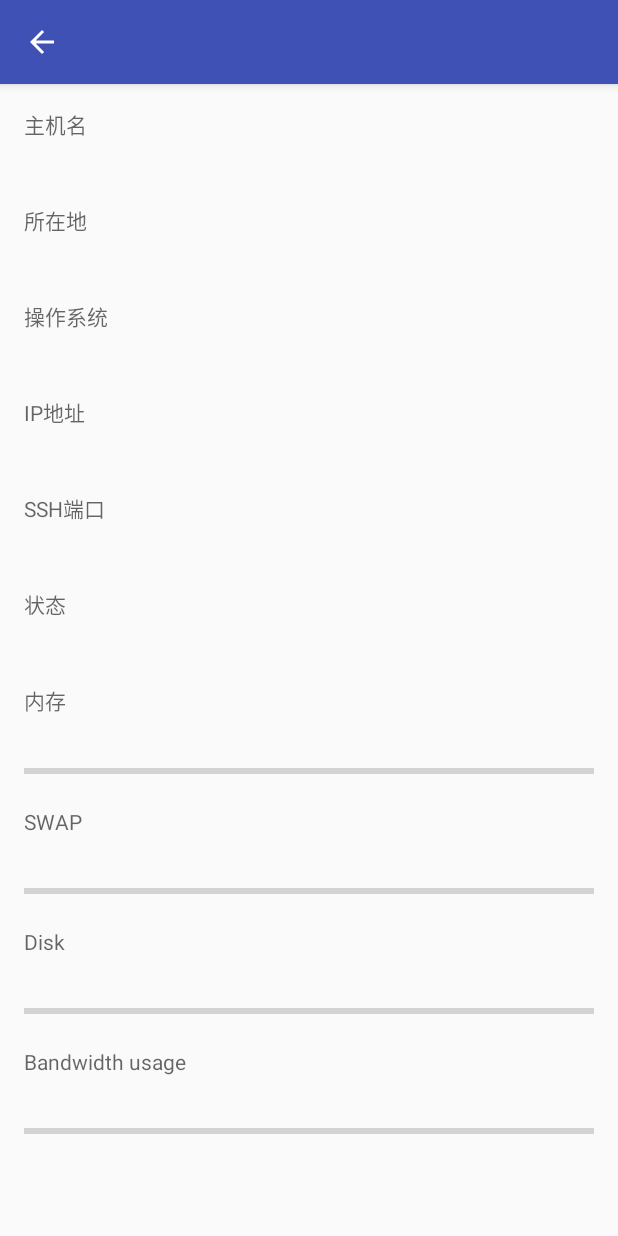
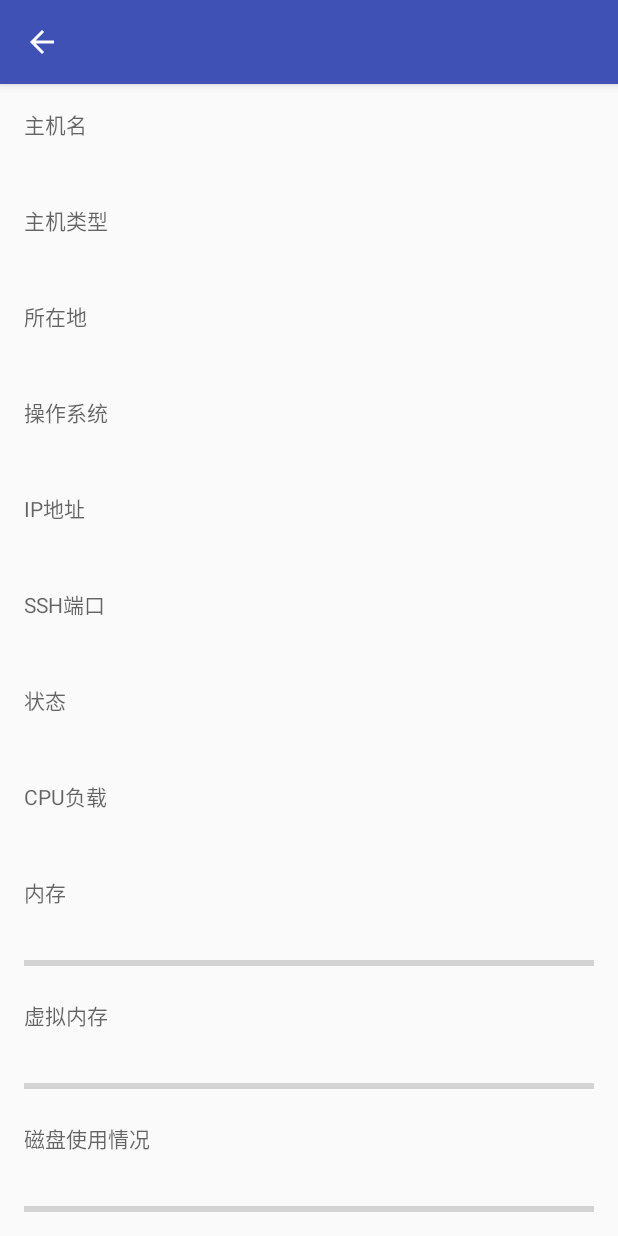
Before and after one commit to zhuwenhao/Demo, an Android app: the layout activity_bandwagon_detail.xml on its own in the app's theme, with its tools: preview values and no code run, on a phone screen of 412 x 824 dp. Run offline under Robolectric (Android 15) with nearby library versions, the phone set to English and light mode, and no system bars.

Commit message:
modify BandwagonDetailActivity

```diff
--- a/app/src/main/java/com/zhuwenhao/demo/BandwagonDetailActivity.java
+++ b/app/src/main/java/com/zhuwenhao/demo/BandwagonDetailActivity.java
@@ -44,6 +44,9 @@ public class BandwagonDetailActivity extends AppCompatActivity {
     @BindView(R.id.text_hostname)
     TextView textHostname;
 
+    @BindView(R.id.text_vm_type)
+    TextView textVmType;
+
     @BindView(R.id.text_node_location)
     TextView textNodeLocation;
 
@@ -58,6 +61,9 @@ public class BandwagonDetailActivity extends AppCompatActivity {
 
     @BindView(R.id.text_status)
     TextView textStatus;
+
+    @BindView(R.id.text_cpu_load)
+    TextView textCpuLoad;
 
     @BindView(R.id.text_used_ram)
     TextView textUsedRam;
@@ -169,16 +175,19 @@ public class BandwagonDetailActivity extends AppCompatActivity {
                     BandwagonInfo bandwagonInfo = gson.fromJson(response, BandwagonInfo.class);
                     if (bandwagonInfo.getError() == 0) {
                         textHostname.setText(bandwagonInfo.getHostname());
+                        textVmType.setText(bandwagonInfo.getVmType());
                         textNodeLocation.setText(bandwagonInfo.getNodeLocation());
                         textOs.setText(bandwagonInfo.getOs());
                         textIpAddresses.setText(bandwagonInfo.getIpAddresses());
                         textSshPort.setText(bandwagonInfo.getSshPort());
-                        textStatus.setText(AppUtils.firstLetterToUpper(bandwagonInfo.getBandwagonStatus().getStatus()) + " (" + bandwagonInfo.getBandwagonStatus().getNpRoc() + " processes; LA: " + bandwagonInfo.getBandwagonStatus().getLoadAverage() + ")");
+                        textStatus.setText(AppUtils.firstLetterToUpper(bandwagonInfo.getBandwagonStatus().getStatus()));
+                        textCpuLoad.setText(bandwagonInfo.getBandwagonStatus().getNpRoc() + " processes; LA: " + bandwagonInfo.getBandwagonStatus().getLoadAverage());
                         textTotalRam.setText(AppUtils.conversionByte(bandwagonInfo.getPlanRam()));
                         textTotalSwap.setText(AppUtils.conversionByte(bandwagonInfo.getPlanSwap()));
                         textTotalDisk.setText(AppUtils.conversionByte(bandwagonInfo.getPlanDisk()));
                         textUsedData.setText(AppUtils.conversionByte(bandwagonInfo.getDataCounter()));
                         textTotalData.setText(AppUtils.conversionByte(bandwagonInfo.getPlanMonthlyData()));
+                        pbData.setProgress((int) (bandwagonInfo.getDataCounter() / (float) bandwagonInfo.getPlanMonthlyData() * 100));
                         textResets.setText(String.format(getResources().getString(R.string.resets), new DateTime(bandwagonInfo.getDataNextReset() * 1000).toString("yyyy-MM-dd")));
 
                         bandwagon.setBandwagonInfo(bandwagonInfo);
--- a/app/src/main/res/layout/activity_bandwagon_detail.xml
+++ b/app/src/main/res/layout/activity_bandwagon_detail.xml
@@ -37,6 +37,22 @@
 
                         <TextView
                             android:id="@+id/text_hostname"
+                            style="@style/TextPrimary"
+                            android:layout_marginTop="2dp" />
+                    </LinearLayout>
+
+                    <LinearLayout
+                        android:layout_width="match_parent"
+                        android:layout_height="wrap_content"
+                        android:layout_marginTop="16dp"
+                        android:orientation="vertical">
+
+                        <TextView
+                            style="@style/TextSecondary"
+                            android:text="@string/vm_type" />
+
+                        <TextView
+                            android:id="@+id/text_vm_type"
                             style="@style/TextPrimary"
                             android:layout_marginTop="2dp" />
                     </LinearLayout>
@@ -129,6 +145,22 @@
 
                         <TextView
                             style="@style/TextSecondary"
+                            android:text="@string/cpu_load" />
+
+                        <TextView
+                            android:id="@+id/text_cpu_load"
+                            style="@style/TextPrimary"
+                            android:layout_marginTop="2dp" />
+                    </LinearLayout>
+
+                    <LinearLayout
+                        android:layout_width="match_parent"
+                        android:layout_height="wrap_content"
+                        android:layout_marginTop="16dp"
+                        android:orientation="vertical">
+
+                        <TextView
+                            style="@style/TextSecondary"
                             android:text="@string/ram" />
 
                         <LinearLayout
@@ -203,7 +235,7 @@
 
                         <TextView
                             style="@style/TextSecondary"
-                            android:text="@string/disk" />
+                            android:text="@string/disk_usage" />
 
                         <LinearLayout
                             android:layout_width="match_parent"
--- a/app/src/main/res/values/strings.xml
+++ b/app/src/main/res/values/strings.xml
@@ -22,15 +22,17 @@
     <string name="removed">已删除 %d 项</string>
     <string name="undo">撤销</string>
     <string name="hostname">主机名</string>
+    <string name="vm_type">主机类型</string>
     <string name="node_location">所在地</string>
     <string name="os">操作系统</string>
     <string name="ip_addresses">IP地址</string>
     <string name="ssh_port">SSH端口</string>
     <string name="status">状态</string>
+    <string name="cpu_load">CPU负载</string>
     <string name="ram">内存</string>
-    <string name="swap">SWAP</string>
-    <string name="disk">Disk</string>
-    <string name="bandwidth_usage">Bandwidth usage</string>
+    <string name="swap">虚拟内存</string>
+    <string name="disk_usage">磁盘使用情况</string>
+    <string name="bandwidth_usage">流量使用情况</string>
     <string name="resets">重置：%s</string>
 
     <string name="start">启动</string>
```
Also changed, not shown: 1 other file.
